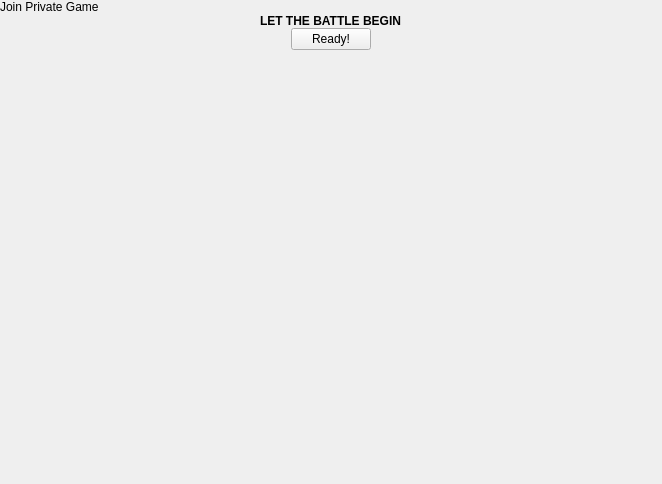
This is online/joingamescreen.ui in vicr123/entertaining-chess as Qt 5 draws it before an edit. The edited form follows.
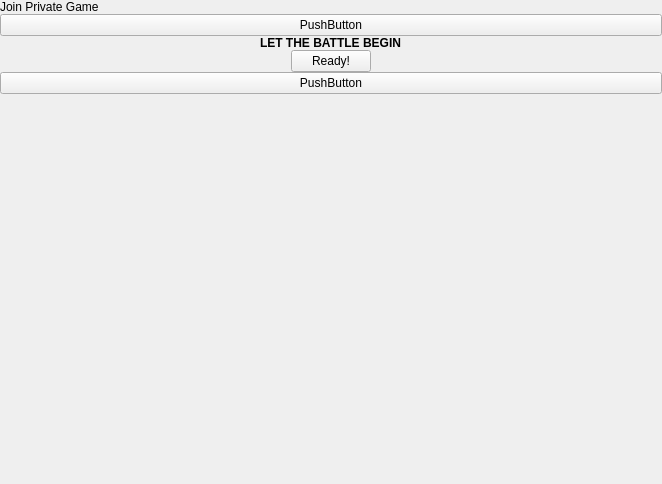
This is the edited form. The open tabs and pages were chosen to show the change. Custom widgets are drawn as their Qt base class.

```diff
--- a/online/joingamescreen.ui
+++ b/online/joingamescreen.ui
@@ -114,6 +114,13 @@
          </property>
         </widget>
        </item>
+       <item>
+        <widget class="FocusBarrier" name="focusBarrierTop">
+         <property name="text">
+          <string>PushButton</string>
+         </property>
+        </widget>
+       </item>
        <item alignment="Qt::AlignHCenter">
         <widget class="QLabel" name="subtitleLabel">
          <property name="font">
@@ -140,6 +147,13 @@
          </property>
         </widget>
        </item>
+       <item>
+        <widget class="FocusBarrier" name="focusBarrierBottom">
+         <property name="text">
+          <string>PushButton</string>
+         </property>
+        </widget>
+       </item>
        <item>
         <spacer name="verticalSpacer_3">
          <property name="orientation">
@@ -160,6 +174,12 @@
   </layout>
  </widget>
  <customwidgets>
+  <customwidget>
+   <class>GamepadHud</class>
+   <extends>QWidget</extends>
+   <header location="global">gamepadhud.h</header>
+   <container>1</container>
+  </customwidget>
   <customwidget>
    <class>tTitleLabel</class>
    <extends>QLabel</extends>
@@ -168,6 +188,11 @@
     <signal>backButtonClicked()</signal>
    </slots>
   </customwidget>
+  <customwidget>
+   <class>FocusBarrier</class>
+   <extends>QPushButton</extends>
+   <header location="global">focusbarrier.h</header>
+  </customwidget>
   <customwidget>
    <class>BattlePlayersWidget</class>
    <extends>QWidget</extends>
```
Left out of the diff: 8 changed lines with no effect on the pictures.
